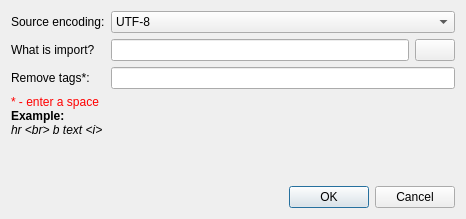
axsapronov/bQella, file src/import/importdialog/importdialog.ui: the form before one commit.
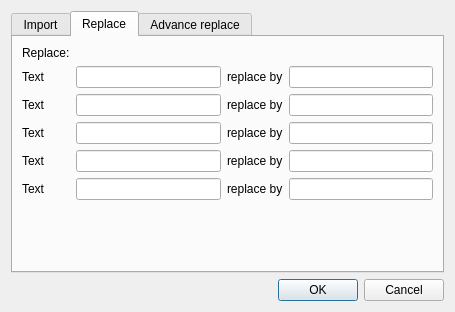
The form after the commit. The open tabs and pages were chosen to show the change.

Commit message: Auto show/hide lineedit strong, sound dir. Add tabs for replace text in import book, import module

The edit to the form file:
```diff
--- a/src/import/importdialog/importdialog.ui
+++ b/src/import/importdialog/importdialog.ui
@@ -6,13 +6,33 @@
    <rect>
     <x>0</x>
     <y>0</y>
-    <width>466</width>
-    <height>219</height>
+    <width>455</width>
+    <height>312</height>
    </rect>
   </property>
   <property name="windowTitle">
    <string>Import module</string>
   </property>
+  <layout class="QGridLayout" name="gridLayout_2">
+   <item row="1" column="0">
+    <widget class="QDialogButtonBox" name="buttonBox">
+     <property name="orientation">
+      <enum>Qt::Horizontal</enum>
+     </property>
+     <property name="standardButtons">
+      <set>QDialogButtonBox::Cancel|QDialogButtonBox::Ok</set>
+     </property>
+    </widget>
+   </item>
+   <item row="0" column="0">
+    <widget class="QTabWidget" name="tabWidget">
+     <property name="currentIndex">
+      <number>0</number>
+     </property>
+     <widget class="QWidget" name="tab">
+      <attribute name="title">
+       <string>Import</string>
+      </attribute>
   <layout class="QGridLayout" name="gridLayout">
    <item row="0" column="0">
     <widget class="QLabel" name="sEncoding">
@@ -124,27 +144,201 @@
      </property>
     </widget>
    </item>
-   <item row="4" column="0">
+       <item row="4" column="1">
     <spacer name="verticalSpacer">
      <property name="orientation">
       <enum>Qt::Vertical</enum>
      </property>
      <property name="sizeHint" stdset="0">
       <size>
-       <width>20</width>
-       <height>175</height>
+           <width>17</width>
+           <height>62</height>
       </size>
      </property>
     </spacer>
+       </item>
+      </layout>
+     </widget>
+     <widget class="QWidget" name="tab_2">
+      <attribute name="title">
+       <string>Replace</string>
+      </attribute>
+      <layout class="QGridLayout" name="gridLayout_3">
+       <item row="0" column="0">
+        <widget class="QLabel" name="label_11">
+         <property name="text">
+          <string>Replace:</string>
+         </property>
+        </widget>
+       </item>
+       <item row="1" column="0">
+        <widget class="QLabel" name="label_12">
+         <property name="text">
+          <string>Text</string>
+         </property>
+        </widget>
+       </item>
+       <item row="1" column="1">
+        <widget class="QLineEdit" name="LETextReplace1A"/>
+       </item>
+       <item row="1" column="2">
+        <widget class="QLabel" name="label_13">
+         <property name="text">
+          <string>replace by</string>
+         </property>
+        </widget>
+       </item>
+       <item row="1" column="3">
+        <widget class="QLineEdit" name="LETextReplace1B"/>
+       </item>
+       <item row="2" column="0">
+        <widget class="QLabel" name="label_14">
+         <property name="text">
+          <string>Text</string>
+         </property>
+        </widget>
+       </item>
+       <item row="2" column="1">
+        <widget class="QLineEdit" name="LETextReplace1A_2"/>
+       </item>
+       <item row="2" column="2">
+        <widget class="QLabel" name="label_15">
+         <property name="text">
+          <string>replace by</string>
+         </property>
+        </widget>
+       </item>
+       <item row="2" column="3">
+        <widget class="QLineEdit" name="LETextReplace1B_2"/>
+       </item>
+       <item row="3" column="0">
+        <widget class="QLabel" name="label_16">
+         <property name="text">
+          <string>Text</string>
+         </property>
+        </widget>
+       </item>
+       <item row="3" column="1">
+        <widget class="QLineEdit" name="LETextReplace1A_3"/>
+       </item>
+       <item row="3" column="2">
+        <widget class="QLabel" name="label_17">
+         <property name="text">
+          <string>replace by</string>
+         </property>
+        </widget>
+       </item>
+       <item row="3" column="3">
+        <widget class="QLineEdit" name="LETextReplace1B_3"/>
+       </item>
+       <item row="4" column="0">
+        <widget class="QLabel" name="label_18">
+         <property name="text">
+          <string>Text</string>
+         </property>
+        </widget>
+       </item>
+       <item row="4" column="1">
+        <widget class="QLineEdit" name="LETextReplace1A_4"/>
+       </item>
+       <item row="4" column="2">
+        <widget class="QLabel" name="label_19">
+         <property name="text">
+          <string>replace by</string>
+         </property>
+        </widget>
+       </item>
+       <item row="4" column="3">
+        <widget class="QLineEdit" name="LETextReplace1B_4"/>
+       </item>
+       <item row="5" column="0">
+        <widget class="QLabel" name="label_20">
+         <property name="text">
+          <string>Text</string>
+         </property>
+        </widget>
    </item>
    <item row="5" column="1">
-    <widget class="QDialogButtonBox" name="buttonBox">
+        <widget class="QLineEdit" name="LETextReplace1A_5"/>
+       </item>
+       <item row="5" column="2">
+        <widget class="QLabel" name="label_21">
+         <property name="text">
+          <string>replace by</string>
+         </property>
+        </widget>
+       </item>
+       <item row="5" column="3">
+        <widget class="QLineEdit" name="LETextReplace1B_5"/>
+       </item>
+       <item row="6" column="1">
+        <spacer name="verticalSpacer_2">
      <property name="orientation">
-      <enum>Qt::Horizontal</enum>
-     </property>
-     <property name="standardButtons">
-      <set>QDialogButtonBox::Cancel|QDialogButtonBox::Ok</set>
-     </property>
+          <enum>Qt::Vertical</enum>
+         </property>
+         <property name="sizeHint" stdset="0">
+          <size>
+           <width>20</width>
+           <height>119</height>
+          </size>
+         </property>
+        </spacer>
+       </item>
+      </layout>
+     </widget>
+     <widget class="QWidget" name="tab_3">
+      <attribute name="title">
+       <string>Advance replace</string>
+      </attribute>
+      <layout class="QGridLayout" name="gridLayout_4">
+       <item row="0" column="0">
+        <widget class="QLabel" name="label_22">
+         <property name="text">
+          <string>This is advance replace.</string>
+         </property>
+        </widget>
+       </item>
+       <item row="1" column="0">
+        <widget class="QLabel" name="label_23">
+         <property name="text">
+          <string>&lt;!DOCTYPE HTML PUBLIC &quot;-//W3C//DTD HTML 4.0//EN&quot; &quot;http://www.w3.org/TR/REC-html40/strict.dtd&quot;&gt;
+&lt;html&gt;&lt;head&gt;&lt;meta name=&quot;qrichtext&quot; content=&quot;1&quot; /&gt;&lt;style type=&quot;text/css&quot;&gt;
+p, li { white-space: pre-wrap; }
+&lt;/style&gt;&lt;/head&gt;&lt;body style=&quot; font-family:'Sans Serif'; font-size:9pt; font-weight:400; font-style:normal;&quot;&gt;
+&lt;p style=&quot; margin-top:0px; margin-bottom:0px; margin-left:0px; margin-right:0px; -qt-block-indent:0; text-indent:0px;&quot;&gt;To replace text, enter the form:&lt;/p&gt;
+&lt;p style=&quot; margin-top:0px; margin-bottom:0px; margin-left:0px; margin-right:0px; -qt-block-indent:0; text-indent:0px;&quot;&gt;&lt;span style=&quot; font-style:italic;&quot;&gt;    &lt;/span&gt;&lt;span style=&quot; font-weight:600; font-style:italic;&quot;&gt;text;replace_text&lt;/span&gt;&lt;/p&gt;
+&lt;p style=&quot; margin-top:0px; margin-bottom:0px; margin-left:0px; margin-right:0px; -qt-block-indent:0; text-indent:0px;&quot;&gt;      (use symbol ; )&lt;/p&gt;
+&lt;p style=&quot; margin-top:0px; margin-bottom:0px; margin-left:0px; margin-right:0px; -qt-block-indent:0; text-indent:0px;&quot;&gt;If a few changes, enter a space.&lt;/p&gt;&lt;/body&gt;&lt;/html&gt;</string>
+         </property>
+        </widget>
+       </item>
+       <item row="2" column="0">
+        <widget class="QLabel" name="label_24">
+         <property name="text">
+          <string>Example:
+1) &lt;b&gt;;&lt;l&gt; 
+2) &lt;b&gt;;&lt;li&gt; &lt;a href=text&gt;;text</string>
+         </property>
+        </widget>
+       </item>
+       <item row="3" column="0">
+        <widget class="QLineEdit" name="LETextAdnvanceReplace"/>
+       </item>
+       <item row="4" column="0">
+        <spacer name="verticalSpacer_3">
+         <property name="orientation">
+          <enum>Qt::Vertical</enum>
+         </property>
+         <property name="sizeHint" stdset="0">
+          <size>
+           <width>20</width>
+           <height>42</height>
+          </size>
+         </property>
+        </spacer>
+       </item>
+      </layout>
+     </widget>
     </widget>
    </item>
   </layout>
```
Lines whose indentation alone changed are shown as unchanged. The commit also changes 6 other files.
